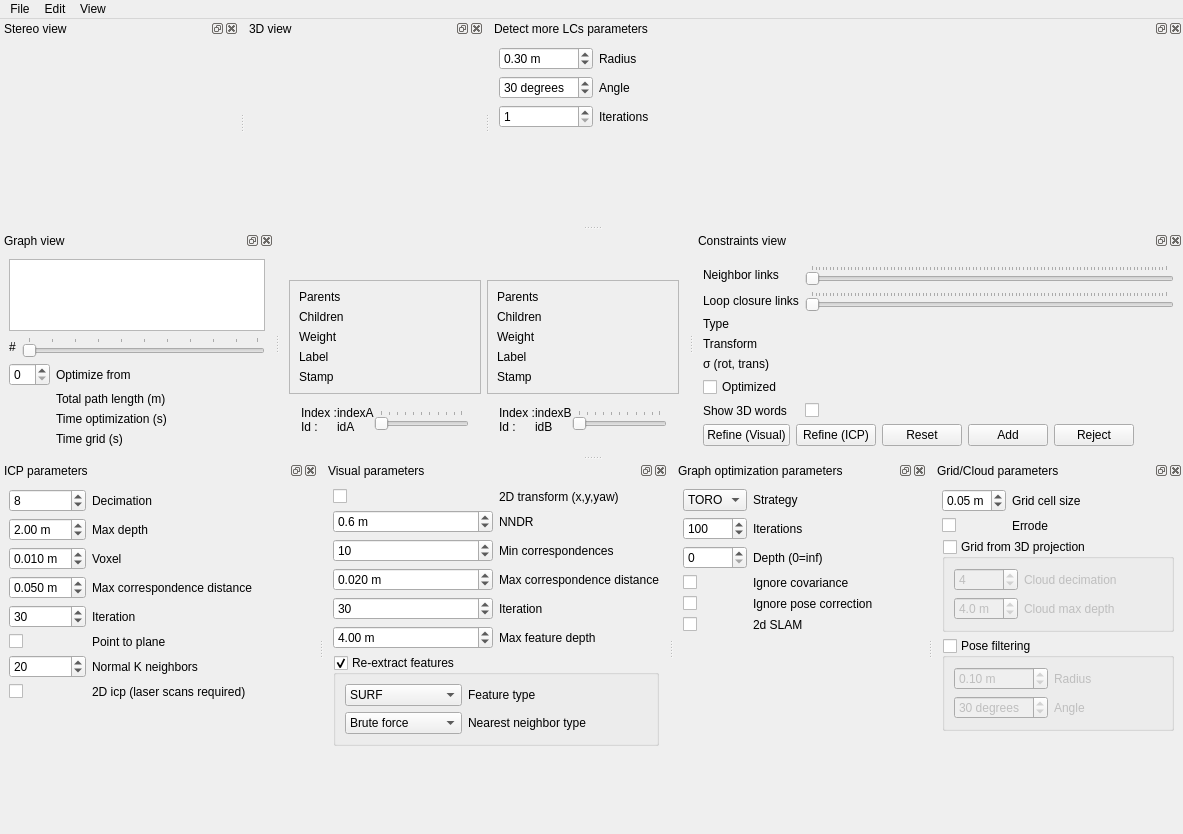
Qt form guilib/src/ui/DatabaseViewer.ui (introlab/rtabmap) before a commit.
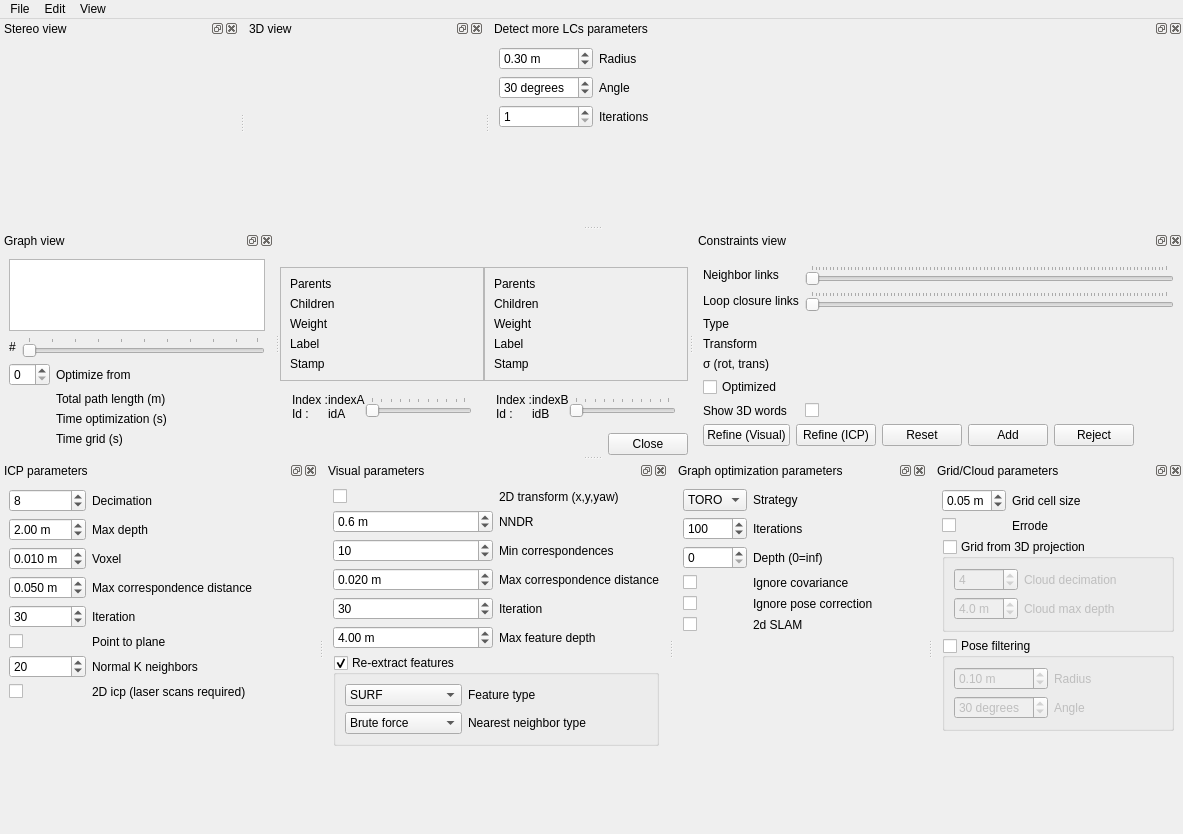
The same form after that commit. Custom widgets are drawn as their Qt base class.

Commit message: Fixed a crash when closing the DatabaseViewer dialog on Mac OS X. Added "Close" button when it is in modal window mode for Mac OS X too

Diff of the .ui file:
```diff
--- a/guilib/src/ui/DatabaseViewer.ui
+++ b/guilib/src/ui/DatabaseViewer.ui
@@ -13,8 +13,17 @@
   <property name="windowTitle">
    <string>Database viewer</string>
   </property>
+  <property name="layoutDirection">
+   <enum>Qt::LeftToRight</enum>
+  </property>
   <widget class="QWidget" name="centralwidget">
-   <layout class="QVBoxLayout" name="verticalLayout_7" stretch="2">
+   <layout class="QVBoxLayout" name="verticalLayout_7" stretch="2,0">
+    <property name="spacing">
+     <number>0</number>
+    </property>
+    <property name="margin">
+     <number>0</number>
+    </property>
     <item>
      <layout class="QHBoxLayout" name="horizontalLayout_3" stretch="1,1">
       <property name="rightMargin">
@@ -41,7 +50,7 @@
             <rect>
              <x>0</x>
              <y>0</y>
-             <width>154</width>
+             <width>159</width>
              <height>136</height>
             </rect>
            </property>
@@ -196,7 +205,7 @@
             <rect>
              <x>0</x>
              <y>0</y>
-             <width>152</width>
+             <width>159</width>
              <height>136</height>
             </rect>
            </property>
@@ -332,6 +341,13 @@
       </item>
      </layout>
     </item>
+    <item>
+     <widget class="QDialogButtonBox" name="buttonBox">
+      <property name="standardButtons">
+       <set>QDialogButtonBox::Close</set>
+      </property>
+     </widget>
+    </item>
    </layout>
   </widget>
   <widget class="QMenuBar" name="menubar">
```
The commit also changes 5 other files.
